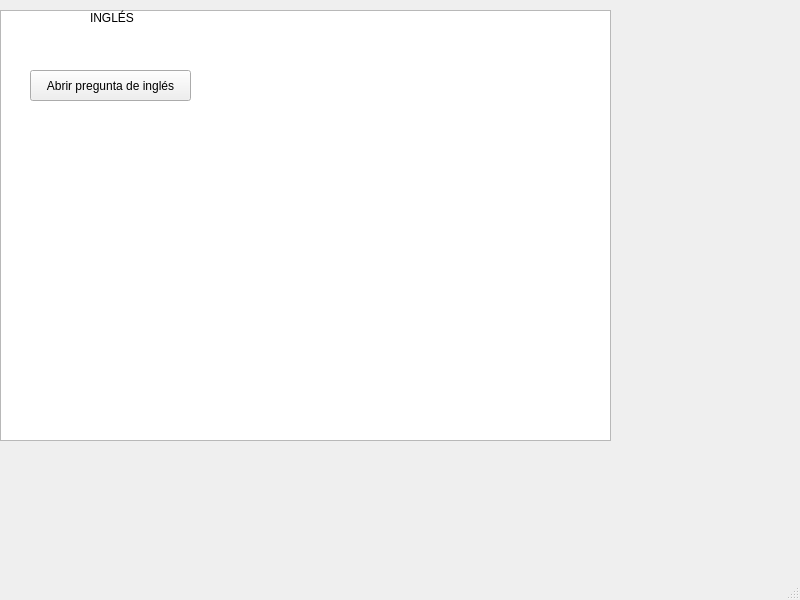
The window that Juego/mainwindow.ui (londojim/ProyectoFinalInformaticaII_2021_01) describes before a commit, drawn with Qt 5.
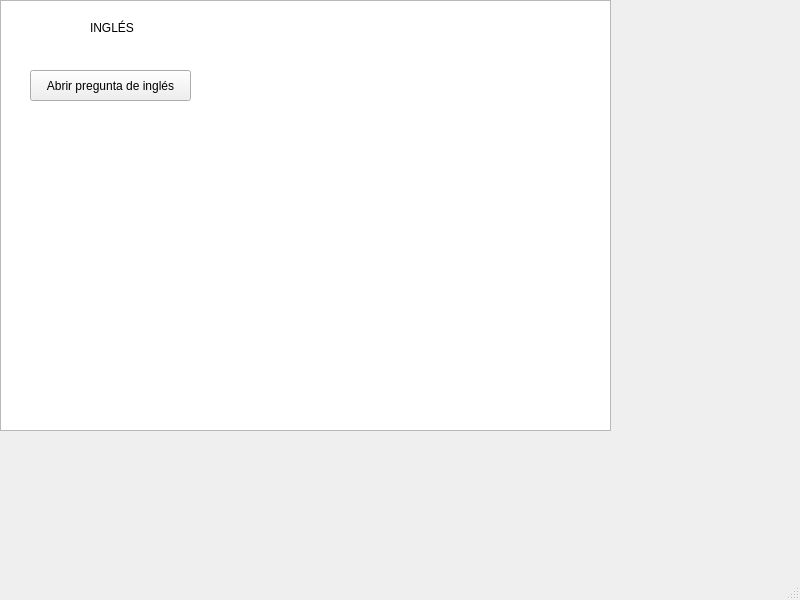
The same window after the commit.

Diff of the .ui file:
```diff
--- a/Juego/mainwindow.ui
+++ b/Juego/mainwindow.ui
@@ -18,7 +18,7 @@
     <property name="geometry">
      <rect>
       <x>0</x>
-      <y>10</y>
+      <y>0</y>
       <width>611</width>
       <height>431</height>
      </rect>
@@ -41,7 +41,7 @@
     <property name="geometry">
      <rect>
       <x>90</x>
-      <y>10</y>
+      <y>20</y>
       <width>51</width>
       <height>16</height>
      </rect>
```
